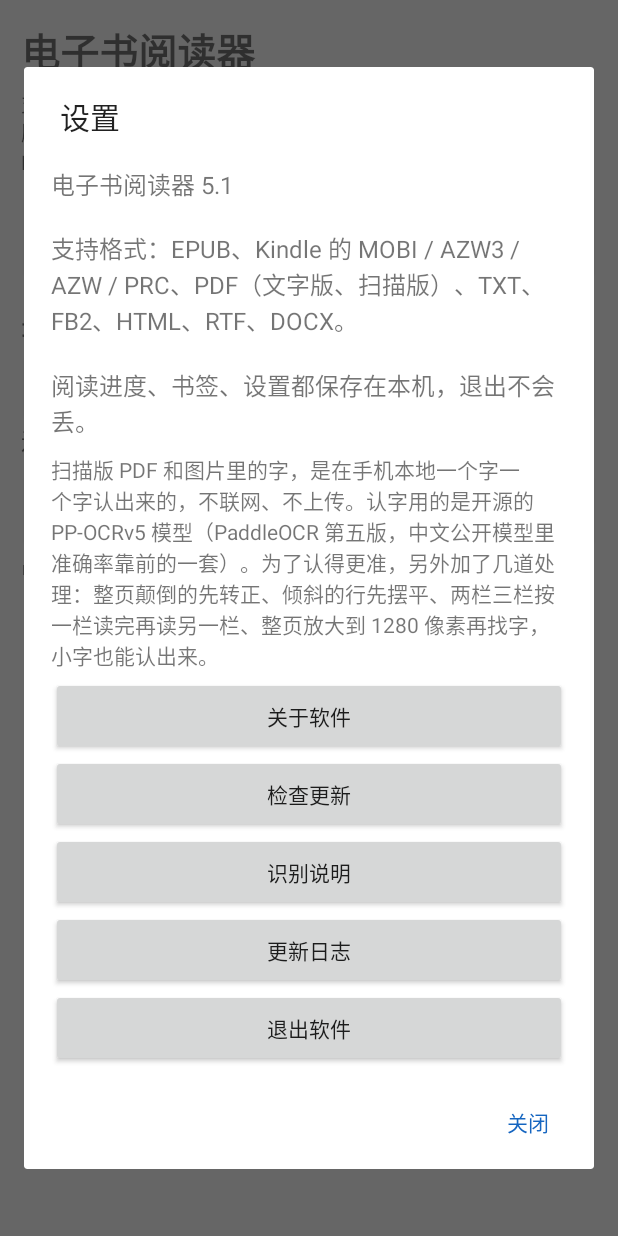
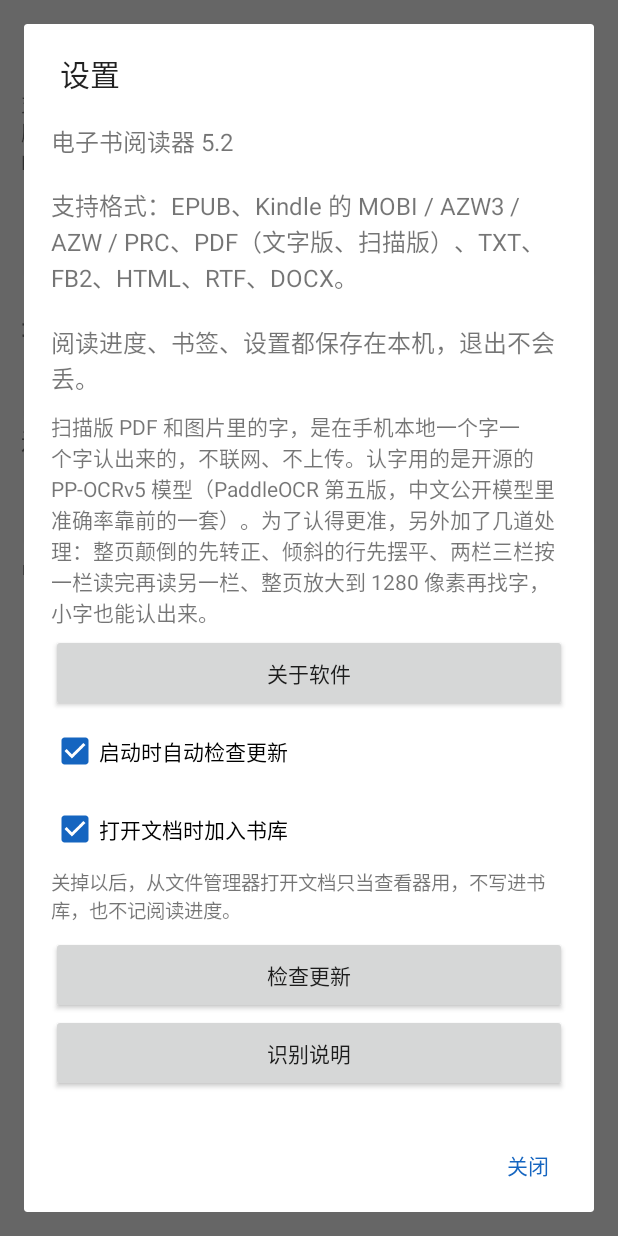
Before and after one commit to hzj1770niu/ebook-reader, an Android app: the screen it shows after launch (MainActivity), after a tap on "设置", on a phone screen of 412 x 824 dp. Run offline under Robolectric (Android 15) with nearby library versions, the phone set to English and light mode, and no system bars; pictures from the network do not load.

Commit message:
5.2: 去冗余提示、日志单版、文件关联、加入书库开关

```diff
--- a/app/build.gradle
+++ b/app/build.gradle
@@ -17,8 +17,8 @@ android {
         applicationId "com.zz.reader.pro"
         minSdk 21
         targetSdk 33
-        versionCode 32
-        versionName "5.1"
+        versionCode 33
+        versionName "5.2"
         resConfigs "zh", "en"
         ndk {
             abiFilters "arm64-v8a", "armeabi-v7a"
--- a/app/src/main/java/com/zz/reader/pro/MainActivity.java
+++ b/app/src/main/java/com/zz/reader/pro/MainActivity.java
@@ -12,6 +12,7 @@ import android.view.ViewGroup;
 import android.widget.AdapterView;
 import android.widget.BaseAdapter;
 import android.widget.Button;
+import android.widget.CheckBox;
 import android.widget.ImageView;
 import android.widget.EditText;
 import android.widget.LinearLayout;
@@ -166,17 +167,46 @@ public class MainActivity extends Activity {
         about.setOnClickListener(v -> showAbout());
         box.addView(about);
 
+        final Prefs prefs = new Prefs(this);
+
+        CheckBox auto = new CheckBox(this);
+        auto.setText("启动时自动检查更新");
+        auto.setChecked(prefs.autoCheckUpdate());
+        auto.setMinHeight(dp(52));
+        auto.setOnCheckedChangeListener((b, on) -> {
+            prefs.setAutoCheckUpdate(on);
+            Toast.makeText(this, on ? "以后启动会自动检查更新" : "以后启动不再自动检查更新",
+                    Toast.LENGTH_SHORT).show();
+        });
+        box.addView(auto);
+
+        CheckBox addLib = new CheckBox(this);
+        addLib.setText("打开文档时加入书库");
+        addLib.setChecked(prefs.addToLibrary());
+        addLib.setMinHeight(dp(52));
+        addLib.setOnCheckedChangeListener((b, on) -> {
+            prefs.setAddToLibrary(on);
+            Toast.makeText(this, on ? "打开文档会加入书库" : "打开文档只当查看器，不加入书库",
+                    Toast.LENGTH_SHORT).show();
+        });
+        box.addView(addLib);
+
+        TextView addLibNote = new TextView(this);
+        addLibNote.setTextSize(13);
+        addLibNote.setText("关掉以后，从文件管理器打开文档只当查看器用，不写进书库，也不记阅读进度。");
+        addLibNote.setFocusable(true);
+        addLibNote.setPadding(0, 0, 0, dp(8));
+        box.addView(addLibNote);
+
         Button check = new Button(this);
         check.setText("检查更新");
         check.setMinHeight(dp(52));
-        check.setContentDescription("检查更新，联网查有没有新版本");
         check.setOnClickListener(v -> UpdateChecker.check(this));
         box.addView(check);
 
         Button ocrInfo = new Button(this);
         ocrInfo.setText("识别说明");
         ocrInfo.setMinHeight(dp(52));
-        ocrInfo.setContentDescription("识别说明：扫描版 PDF 用的是什么模型，打开书时后台在做什么");
         ocrInfo.setOnClickListener(v -> showOcrInfo());
         box.addView(ocrInfo);
 
@@ -189,7 +219,6 @@ public class MainActivity extends Activity {
         Button quit = new Button(this);
         quit.setText("退出软件");
         quit.setMinHeight(dp(52));
-        quit.setContentDescription("退出软件，会关闭电子书阅读器");
         quit.setOnClickListener(v -> confirmQuit());
         box.addView(quit);
 
@@ -226,6 +255,13 @@ public class MainActivity extends Activity {
                 .show();
         return true;
     }
+
+    /** 只留当前这一版的更新日志 */
+    private static final String CHANGELOG_NOW = "5.2\n"
+            + "去掉各按钮后面多余的解释提示\n"
+            + "更新日志只显示当前这一版\n"
+            + "支持从文件管理器里直接打开 epub、mobi、azw3、pdf、txt、fb2、html、rtf、docx\n"
+            + "设置里新增“打开文档时加入书库”开关，关掉就只当文档查看器";
 
     /** 关于软件：作者与两条声明 */
     private void showAbout() {
@@ -268,73 +304,9 @@ public class MainActivity extends Activity {
 
     /** 更新日志：从 4.0（正式更名为"电子书阅读器"）开始记 */
     private void showChangelog() {
-        String text = "4.0　首个正式版\n"
-                + "软件名改为电子书阅读器，换新图标；加入 PDF 支持，文字版直接读文字层，扫描版在手机本地识别。\n\n"
-                + "4.1\n"
-                + "识别模型换成 PP-OCRv5；加入方向分类，颠倒的页先转正；倾斜的文字行先摆正再识别；"
-                + "两栏三栏按左栏读完再读右栏；文字层坏掉的页自动改用识别结果。\n\n"
-                + "4.2\n"
-                + "修扫描版 PDF 打不开、翻不了页；修每页页号错位；新增文字层校对开关。\n\n"
-                + "4.3\n"
-                + "打开与识别彻底分开：书秒开，识别在后台一页一页做，做完自动替换进正文；"
-                + "识别进度用语音提示，失败会说出原因。\n\n"
-                + "4.8\n"
-                + "启动时自动检查一次更新，发现新版本才弹窗；设置里加开关，可以关掉自动检查。\n\n"
-                + "5.1\n"
-                + "识别整页放大到 1280 像素再找字，小字更准；设置里加了一段识别的说明，写清用的是开源 PP-OCRv5。\n\n"
-                + "5.1\n"
-                + "设置里加识别说明，讲清用的是开源 PP-OCRv5 模型，以及打开书时后台在做什么；"
-                + "检测时把整页放大到长边 1280 再算，小字认得更准。\n\n"
-                + "5.0\n"
-                + "书库支持长按进入多选，可批量删除、批量移到分类、新建分类；书签可以批量删除；"
-                + "首次使用声明只弹一次，按钮改为“确定”。\n\n"
-                + "4.9\n"
-                + "更新清单改用新的地址并加了不走缓存的请求头，刚发布的新版本可以马上被检查到。\n\n"
-                + "4.8\n"
-                + "启动时自动检查一次更新（六小时内不重复查），发现新版本弹窗说明；"
-                + "设置里新增“启动时自动检查更新”开关，关掉就彻底不联网查。\n\n"
-                + "4.7\n"
-                + "检查更新改为读取发布仓库里的版本清单，能在软件里直接看到版本号、更新说明和下载地址。\n\n"
-                + "4.6\n"
-                + "第一次打开软件时弹一次作者与声明，读屏会念出来。\n\n"
-                + "5.1\n"
-                + "识别整页放大到 1280 像素再找字，小字更准；设置里加了一段识别的说明，写清用的是开源 PP-OCRv5。\n\n"
-                + "5.1\n"
-                + "设置里加识别说明，讲清用的是开源 PP-OCRv5 模型，以及打开书时后台在做什么；"
-                + "检测时把整页放大到长边 1280 再算，小字认得更准。\n\n"
-                + "5.0\n"
-                + "书库支持长按进入多选，可批量删除、批量移到分类、新建分类；书签可以批量删除；"
-                + "首次使用声明只弹一次，按钮改为“确定”。\n\n"
-                + "4.9\n"
-                + "更新清单改用新的地址并加了不走缓存的请求头，刚发布的新版本可以马上被检查到。\n\n"
-                + "4.8\n"
-                + "启动时自动检查一次更新，发现新版本才弹窗；设置里加开关，可以关掉自动检查。\n\n"
-                + "5.1\n"
-                + "识别整页放大到 1280 像素再找字，小字更准；设置里加了一段识别的说明，写清用的是开源 PP-OCRv5。\n\n"
-                + "5.1\n"
-                + "设置里加识别说明，讲清用的是开源 PP-OCRv5 模型，以及打开书时后台在做什么；"
-                + "检测时把整页放大到长边 1280 再算，小字认得更准。\n\n"
-                + "5.0\n"
-                + "书库支持长按进入多选，可批量删除、批量移到分类、新建分类；书签可以批量删除；"
-                + "首次使用声明只弹一次，按钮改为“确定”。\n\n"
-                + "4.9\n"
-                + "更新清单改用新的地址并加了不走缓存的请求头，刚发布的新版本可以马上被检查到。\n\n"
-                + "4.8\n"
-                + "启动时自动检查一次更新（六小时内不重复查），发现新版本弹窗说明；"
-                + "设置里新增“启动时自动检查更新”开关，关掉就彻底不联网查。\n\n"
-                + "4.7\n"
-                + "检查更新改为读取发布仓库里的版本清单，能在软件里直接看到版本号、更新说明和下载地址。\n\n"
-                + "4.6\n"
-                + "第一次运行弹一次使用声明，清除数据后再运行会再弹一次。\n\n"
-                + "4.5\n"
-                + "设置里加检查更新与关于软件；关于里写明作者与分发、联网的两条声明；"
-                + "检查更新只查 GitHub 的发布清单，不收集任何数据。\n\n"
-                + "4.4\n"
-                + "退出软件从书库底部挪进设置；Kindle 的 MOBI / AZW3 改为按书里自带的目录分章，"
-                + "目录读不到时才退回按“第 x 章”切；新增这份更新日志。";
         new AlertDialog.Builder(this)
                 .setTitle("更新日志")
-                .setMessage(text)
+                .setMessage(CHANGELOG_NOW)
                 .setPositiveButton("关闭", null)
                 .show();
     }
@@ -389,8 +361,7 @@ public class MainActivity extends Activity {
     private void updateCategoryButton() {
         Button b = findViewById(R.id.btnCategory);
         b.setText(filterCat.isEmpty() ? "全部分类" : "分类：" + filterCat);
-        b.setContentDescription(filterCat.isEmpty() ? "当前显示全部书籍，点开可以按分类筛选"
-                : "当前只显示分类 " + filterCat + "，点开可以换");
+        b.setContentDescription(filterCat.isEmpty() ? "分类" : "分类 " + filterCat);
     }
 
     private void pickCategory() {
@@ -671,8 +642,7 @@ public class MainActivity extends Activity {
             row.setContentDescription(it.title + "，" + it.format + " 格式"
                     + (it.percent > 0 ? "，已读 " + it.percent + "%" : "")
                     + (cat.isEmpty() ? "" : "，分类 " + cat)
-                    + (picked ? "，已选中" : "")
-                    + (selecting ? "。点按选择或取消" : "。长按可以多选删除或移分类"));
+                    + (picked ? "，已选中" : ""));
             return row;
         }
     }
--- a/app/src/main/java/com/zz/reader/pro/Prefs.java
+++ b/app/src/main/java/com/zz/reader/pro/Prefs.java
@@ -125,6 +125,15 @@ public class Prefs {
         sp.edit().putBoolean("auto_update", v).apply();
     }
 
+    /** 打开文档时是否写进书库，默认是 */
+    public boolean addToLibrary() {
+        return sp.getBoolean("add_to_library", true);
+    }
+
+    public void setAddToLibrary(boolean v) {
+        sp.edit().putBoolean("add_to_library", v).apply();
+    }
+
     /** 上次检查更新的时间，用来做六小时节流 */
     public long lastUpdateCheck() {
         return sp.getLong("last_update_check", 0L);
--- a/app/src/main/java/com/zz/reader/pro/ReaderActivity.java
+++ b/app/src/main/java/com/zz/reader/pro/ReaderActivity.java
@@ -992,6 +992,7 @@ public class ReaderActivity extends Activity {
         lastTouchSave = now;
         if (book == null || engine == null) return;
         int percent = engine.percentOfPage(pageIndex);
+        if (!new Prefs(this).addToLibrary()) return;
         recent.touch(sourceUri.toString(), book.title, book.format, book.coverPath,
                 currentPara(), percent);
     }
--- a/app/src/main/res/layout/activity_library.xml
+++ b/app/src/main/res/layout/activity_library.xml
@@ -53,7 +53,7 @@
         android:minHeight="48dp"
         android:text="全部分类"
         android:textSize="15sp"
-        android:contentDescription="选择书库分类" />
+        android:contentDescription="分类" />
 
     <TextView
         android:id="@+id/tvEmpty"
@@ -122,7 +122,7 @@
         android:minHeight="52dp"
         android:text="设置"
         android:textSize="16sp"
-        android:contentDescription="设置，里面有退出软件" />
+        android:contentDescription="设置" />
 
     <TextView
         android:id="@+id/tvVersion"
```
Also changed, not shown: app/src/main/AndroidManifest.xml (+44 -1 lines), app/src/main/java/com/zz/reader/pro/SettingsPanel.java (+5 -5 lines), 2 other files.
